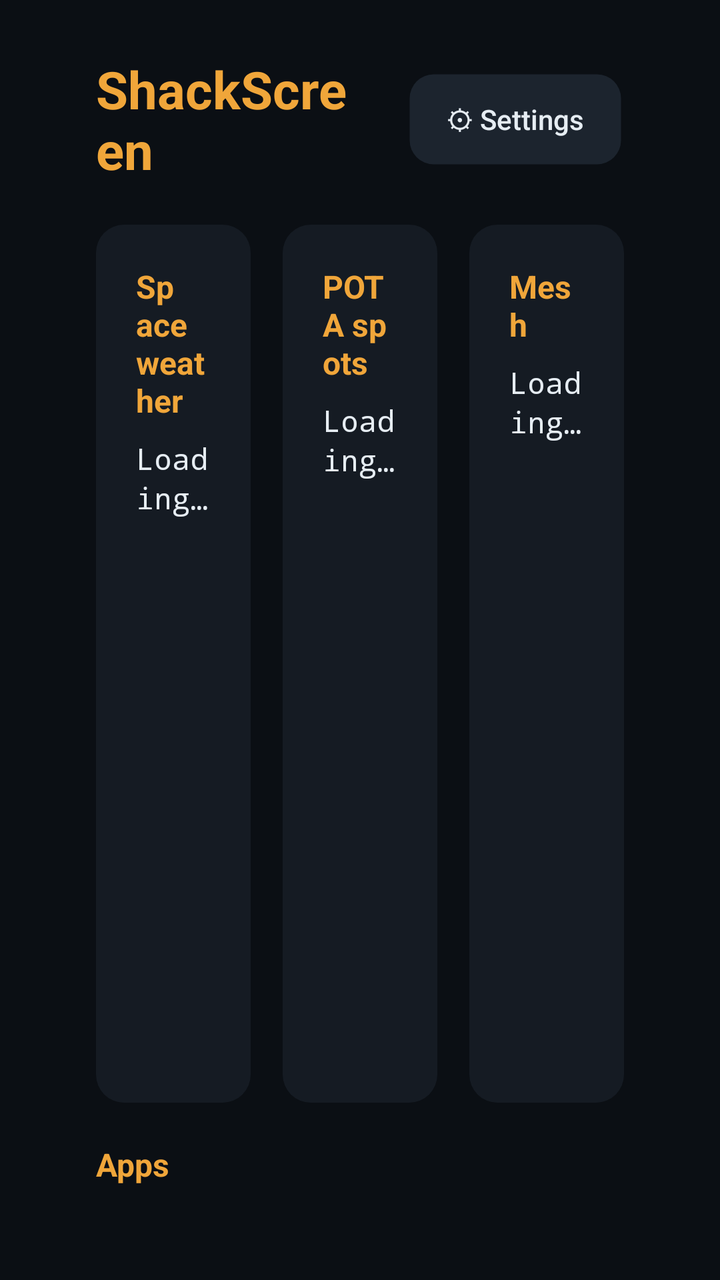
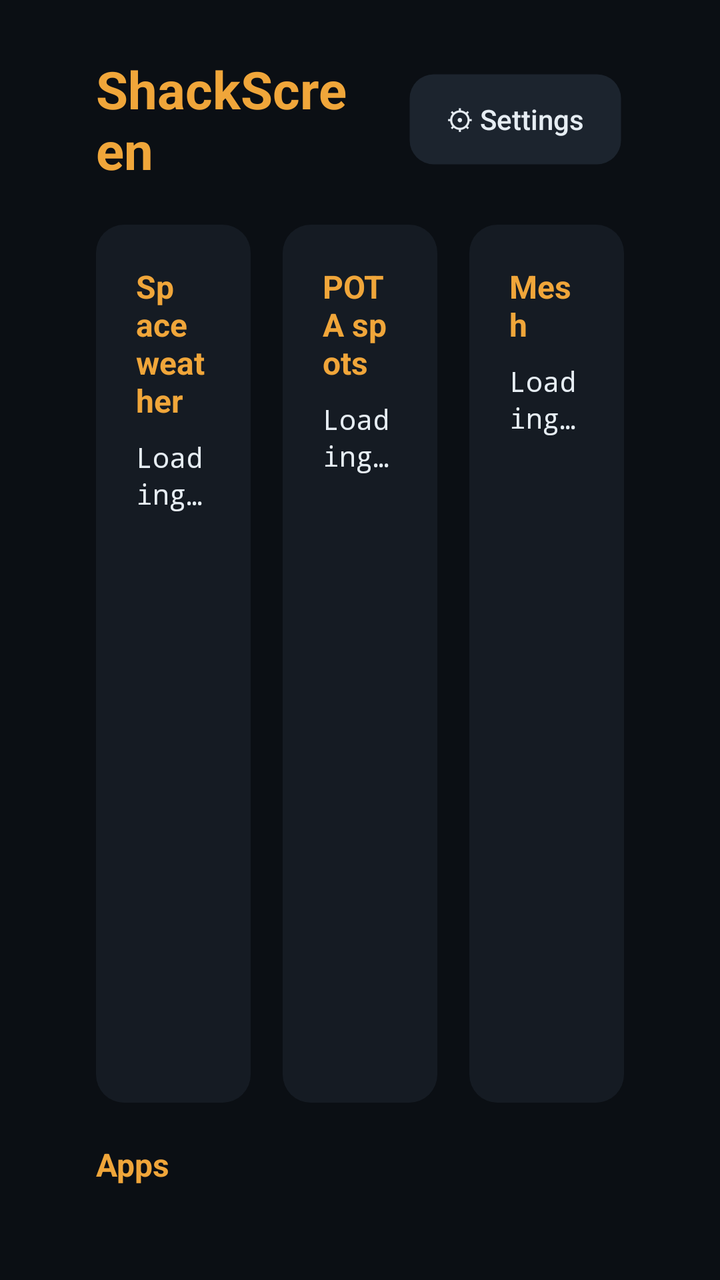

Compare the two renders of this Android layout. The source of the first and the diff that turns it into the second are given below.
<!-- AndroidManifest.xml: application theme Theme.ShackScreen -->
<!-- res/layout/activity_main.xml -->
<?xml version="1.0" encoding="utf-8"?>
<LinearLayout xmlns:android="http://schemas.android.com/apk/res/android"
    android:layout_width="match_parent"
    android:layout_height="match_parent"
    android:orientation="vertical"
    android:background="@color/bg"
    android:paddingStart="48dp"
    android:paddingEnd="48dp"
    android:paddingTop="27dp"
    android:paddingBottom="27dp">

    <LinearLayout
        android:layout_width="match_parent"
        android:layout_height="wrap_content"
        android:gravity="center_vertical"
        android:orientation="horizontal">

        <TextView
            android:layout_width="0dp"
            android:layout_height="wrap_content"
            android:layout_weight="1"
            android:text="@string/app_name"
            android:textColor="@color/accent"
            android:textSize="26sp"
            android:textStyle="bold" />

        <TextView
            android:id="@+id/clock"
            android:layout_width="wrap_content"
            android:layout_height="wrap_content"
            android:layout_marginEnd="24dp"
            android:fontFamily="monospace"
            android:textColor="@color/text"
            android:textSize="20sp" />

        <Button
            android:id="@+id/update"
            android:layout_width="wrap_content"
            android:layout_height="wrap_content"
            android:layout_marginEnd="12dp"
            android:background="@drawable/tile_bg"
            android:paddingStart="20dp"
            android:paddingEnd="20dp"
            android:textAllCaps="false"
            android:textColor="@color/accent"
            android:visibility="gone" />

        <Button
            android:id="@+id/settings"
            android:layout_width="wrap_content"
            android:layout_height="wrap_content"
            android:background="@drawable/tile_bg"
            android:paddingStart="20dp"
            android:paddingEnd="20dp"
            android:text="@string/settings"
            android:textAllCaps="false"
            android:textColor="@color/text" />
    </LinearLayout>

    <LinearLayout
        android:layout_width="match_parent"
        android:layout_height="0dp"
        android:layout_marginTop="20dp"
        android:layout_weight="1"
        android:orientation="horizontal">

        <LinearLayout style="@style/PanelBox" android:layout_marginEnd="16dp">
            <TextView style="@style/PanelTitle" android:layout_width="wrap_content" android:layout_height="wrap_content" android:text="@string/space" />
            <TextView android:id="@+id/space_body" style="@style/PanelBody" android:layout_width="match_parent" android:layout_height="0dp" android:layout_weight="1" android:text="@string/loading" />
            <TextView android:id="@+id/space_src" style="@style/PanelSource" android:layout_width="wrap_content" android:layout_height="wrap_content" />
        </LinearLayout>

        <LinearLayout style="@style/PanelBox" android:layout_marginEnd="16dp">
            <TextView style="@style/PanelTitle" android:layout_width="wrap_content" android:layout_height="wrap_content" android:text="@string/pota" />
            <TextView android:id="@+id/pota_body" style="@style/PanelBody" android:layout_width="match_parent" android:layout_height="0dp" android:layout_weight="1" android:text="@string/loading" />
            <TextView android:id="@+id/pota_src" style="@style/PanelSource" android:layout_width="wrap_content" android:layout_height="wrap_content" />
        </LinearLayout>

        <LinearLayout style="@style/PanelBox">
            <TextView style="@style/PanelTitle" android:layout_width="wrap_content" android:layout_height="wrap_content" android:text="@string/mesh" />
            <TextView android:id="@+id/mesh_body" style="@style/PanelBody" android:layout_width="match_parent" android:layout_height="0dp" android:layout_weight="1" android:text="@string/loading" />
            <TextView android:id="@+id/mesh_src" style="@style/PanelSource" android:layout_width="wrap_content" android:layout_height="wrap_content" />
        </LinearLayout>
    </LinearLayout>

    <TextView
        android:layout_width="wrap_content"
        android:layout_height="wrap_content"
        android:layout_marginTop="20dp"
        android:layout_marginBottom="8dp"
        android:text="@string/apps"
        style="@style/PanelTitle" />

    <HorizontalScrollView
        android:layout_width="match_parent"
        android:layout_height="wrap_content"
        android:clipToPadding="false"
        android:paddingTop="6dp"
        android:paddingBottom="6dp"
        android:scrollbars="none">

        <LinearLayout
            android:id="@+id/apps"
            android:layout_width="wrap_content"
            android:layout_height="wrap_content"
            android:orientation="horizontal" />
    </HorizontalScrollView>
</LinearLayout>
<!-- resources referenced by this layout -->
<resources>
  <color name="accent">#F0A63A</color>
  <color name="bg">#0B0F14</color>
  <color name="text">#E6EDF3</color>
  <!-- drawable tile_bg (drawable) -->
  <?xml version="1.0" encoding="utf-8"?>
  <selector xmlns:android="http://schemas.android.com/apk/res/android">
      <item android:state_focused="true">
          <shape>
              <solid android:color="@color/tile" />
              <stroke android:width="3dp" android:color="@color/accent" />
              <corners android:radius="12dp" />
          </shape>
      </item>
      <item>
          <shape>
              <solid android:color="@color/tile" />
              <stroke android:width="3dp" android:color="@android:color/transparent" />
              <corners android:radius="12dp" />
          </shape>
      </item>
  </selector>
  <string name="app_name">ShackScreen</string>
  <string name="apps">Apps</string>
  <string name="loading">Loading…</string>
  <string name="mesh">Mesh</string>
  <string name="pota">POTA spots</string>
  <string name="settings">⚙ Settings</string>
  <string name="space">Space weather</string>
  <style name="PanelBody">
          <item name="android:textColor">@color/text</item>
          <item name="android:textSize">15sp</item>
          <item name="android:fontFamily">monospace</item>
          <item name="android:lineSpacingExtra">2dp</item>
      </style>
  <style name="PanelBox">
          <item name="android:layout_width">0dp</item>
          <item name="android:layout_height">match_parent</item>
          <item name="android:layout_weight">1</item>
          <item name="android:orientation">vertical</item>
          <item name="android:background">@drawable/panel_bg</item>
          <item name="android:padding">20dp</item>
      </style>
  <style name="PanelSource">
          <item name="android:textColor">@color/dim</item>
          <item name="android:textSize">12sp</item>
      </style>
  <style name="PanelTitle">
          <item name="android:textColor">@color/accent</item>
          <item name="android:textSize">16sp</item>
          <item name="android:textStyle">bold</item>
          <item name="android:layout_marginBottom">8dp</item>
      </style>
  <style name="Theme.ShackScreen" parent="@android:style/Theme.DeviceDefault.NoActionBar.Fullscreen">
          <item name="android:windowBackground">@color/bg</item>
          <item name="android:colorAccent">@color/accent</item>
          <item name="android:textColor">@color/text</item>
      </style>
  <color name="tile">#1C242E</color>
  <!-- drawable panel_bg (drawable) -->
  <?xml version="1.0" encoding="utf-8"?>
  <shape xmlns:android="http://schemas.android.com/apk/res/android">
      <solid android:color="@color/panel" />
      <corners android:radius="14dp" />
  </shape>
  <color name="dim">#8B98A5</color>
  <color name="panel">#151B23</color>
</resources>

<!-- the commit's change to res/layout/activity_main.xml (unified diff, before → after) -->
@@ -91,10 +91,15 @@
         android:text="@string/apps"
         style="@style/PanelTitle" />
 
+    
     <HorizontalScrollView
         android:layout_width="match_parent"
         android:layout_height="wrap_content"
+        android:layout_marginStart="-12dp"
+        android:layout_marginEnd="-12dp"
         android:clipToPadding="false"
+        android:paddingStart="12dp"
+        android:paddingEnd="12dp"
         android:paddingTop="6dp"
         android:paddingBottom="6dp"
         android:scrollbars="none">
<!-- resource entries referenced after the edit -->
@@ -30,7 +30,7 @@
   <string name="space">Space weather</string>
   <style name="PanelBody">
           <item name="android:textColor">@color/text</item>
-          <item name="android:textSize">15sp</item>
+          <item name="android:textSize">14sp</item>
           <item name="android:fontFamily">monospace</item>
           <item name="android:lineSpacingExtra">2dp</item>
       </style>
